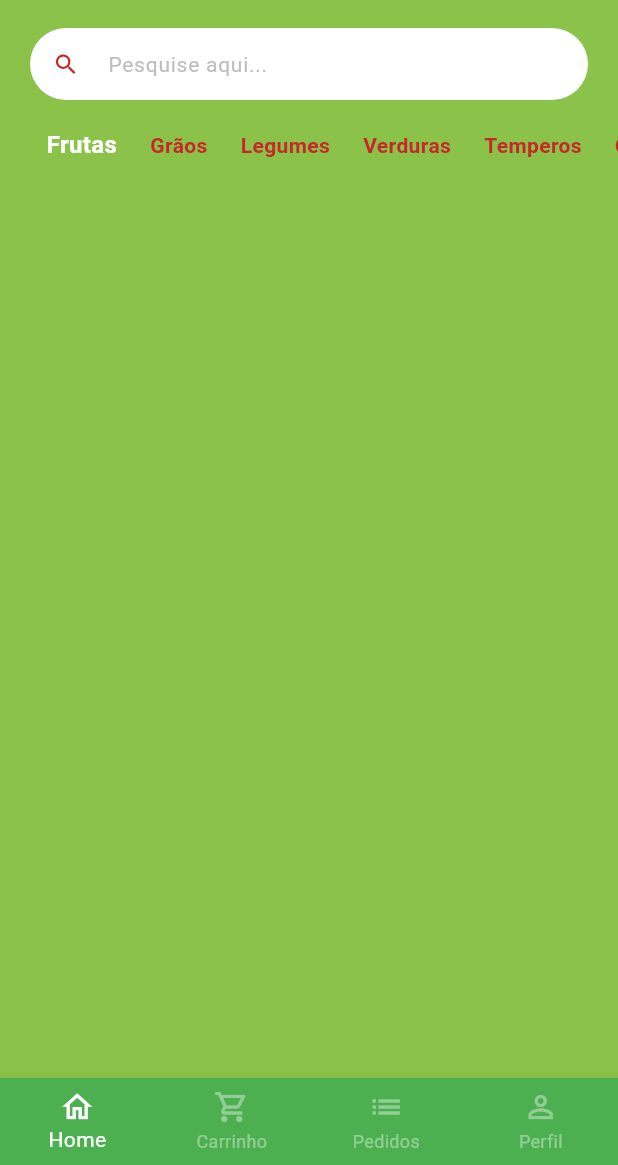
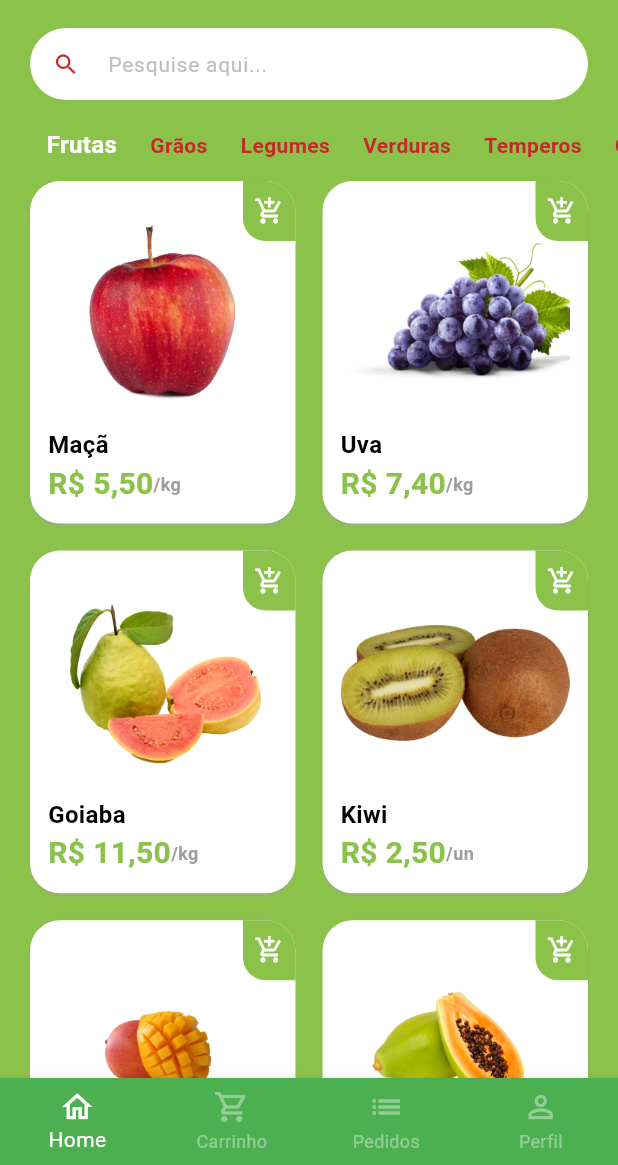
Before and after one commit to EnricoGollner/QuitandaGreenGrocer, a Flutter app: the screen it shows after launch, after a tap on "Entrar", on a phone screen of 412 x 824 dp, the part 71-1236 px from its top. Run offline on Flutter 3.47's test engine with Material 3 defaults, Android fonts, the light colour scheme and no system bars; our stand-ins replace animated_text_kit, mask_text_input_formatter.

Commit message:
Home com dados mockados

```diff
--- a/lib/main.dart
+++ b/lib/main.dart
@@ -1,13 +1,13 @@
 import 'package:flutter/material.dart';
-import 'package:quitanda_app/src/auth/screens/sign_in_screen.dart';
+import 'package:quitanda_app/src/pages/auth/screens/sign_in_screen.dart';
 import 'package:quitanda_app/src/core/theme/styles.dart';
 
 void main() {
-  runApp(const MyApp());
+  runApp(const QuitandaApp());
 }
 
-class MyApp extends StatelessWidget {
-  const MyApp({super.key});
+class QuitandaApp extends StatelessWidget {
+  const QuitandaApp({super.key});
 
   @override
   Widget build(BuildContext context) {
--- /dev/null
+++ b/lib/src/core/utils/app_data.dart
@@ -0,0 +1,73 @@
+import 'package:quitanda_app/src/models/item_model.dart';
+
+ItemModel apple = ItemModel(
+  description: 'A melhor maçã da região e que conta com o melhor preço de qualquer quitanda. Este item conta com vitaminas essenciais para o fortalecimento corporal, resultando em uma vida saudável.',
+  imgUrl: 'assets/fruits/apple.png',
+  itemName: 'Maçã',
+  price: 5.5,
+  unit: 'kg',
+);
+
+ItemModel grape = ItemModel(
+  imgUrl: 'assets/fruits/grape.png',
+  itemName: 'Uva',
+  price: 7.4,
+  unit: 'kg',
+  description:
+      'A melhor uva da região e que conta com o melhor preço de qualquer quitanda. Este item conta com vitaminas essenciais para o fortalecimento corporal, resultando em uma vida saudável.',
+);
+
+ItemModel guava = ItemModel(
+  imgUrl: 'assets/fruits/guava.png',
+  itemName: 'Goiaba',
+  price: 11.5,
+  unit: 'kg',
+  description:
+      'A melhor goiaba da região e que conta com o melhor preço de qualquer quitanda. Este item conta com vitaminas essenciais para o fortalecimento corporal, resultando em uma vida saudável.',
+);
+
+ItemModel kiwi = ItemModel(
+  imgUrl: 'assets/fruits/kiwi.png',
+  itemName: 'Kiwi',
+  price: 2.5,
+  unit: 'un',
+  description:
+      'O melhor kiwi da região e que conta com o melhor preço de qualquer quitanda. Este item conta com vitaminas essenciais para o fortalecimento corporal, resultando em uma vida saudável.',
+);
+
+ItemModel mango = ItemModel(
+  imgUrl: 'assets/fruits/mango.png',
+  itemName: 'Manga',
+  price: 2.5,
+  unit: 'un',
+  description:
+      'A melhor manga da região e que conta com o melhor preço de qualquer quitanda. Este item conta com vitaminas essenciais para o fortalecimento corporal, resultando em uma vida saudável.',
+);
+
+ItemModel papaya = ItemModel(
+  imgUrl: 'assets/fruits/papaya.png',
+  itemName: 'Mamão papaya',
+  price: 8,
+  unit: 'kg',
+  description:
+      'O melhor mamão da região e que conta com o melhor preço de qualquer quitanda. Este item conta com vitaminas essenciais para o fortalecimento corporal, resultando em uma vida saudável.',
+);
+
+// Lista de produtos
+List<ItemModel> items = [
+  apple,
+  grape,
+  guava,
+  kiwi,
+  mango,
+  papaya,
+];
+
+List<String> categories = [
+    'Frutas',
+    'Grãos',
+    'Legumes',
+    'Verduras',
+    'Temperos',
+    'Cereais',
+  ];
--- /dev/null
+++ b/lib/src/models/item_model.dart
@@ -0,0 +1,16 @@
+// ignore_for_file: public_member_api_docs, sort_constructors_first
+class ItemModel {
+  String itemName;
+  String imgUrl;
+  String unit;
+  double price;
+  String description;
+
+  ItemModel({
+    required this.itemName,
+    required this.imgUrl,
+    required this.unit,
+    required this.price,
+    required this.description,
+  });
+}
--- a/lib/src/auth/screens/sign_in_screen.dart
+++ b/lib/src/pages/auth/screens/sign_in_screen.dart
@@ -1,8 +1,8 @@
 import 'package:animated_text_kit/animated_text_kit.dart';
 import 'package:flutter/material.dart';
-import 'package:quitanda_app/src/auth/components/custom_text_field.dart';
-import 'package:quitanda_app/src/auth/screens/sign_up_screen.dart';
-import 'package:quitanda_app/src/base/base_screen.dart';
+import 'package:quitanda_app/src/pages/auth/components/custom_text_field.dart';
+import 'package:quitanda_app/src/pages/auth/screens/sign_up_screen.dart';
+import 'package:quitanda_app/src/pages/base/base_screen.dart';
 import 'package:quitanda_app/src/core/theme/colors.dart';
 
 class SignInScreen extends StatelessWidget {
--- a/lib/src/auth/screens/sign_up_screen.dart
+++ b/lib/src/pages/auth/screens/sign_up_screen.dart
@@ -1,7 +1,7 @@
 import 'package:flutter/material.dart';
 import 'package:flutter/services.dart';
 import 'package:mask_text_input_formatter/mask_text_input_formatter.dart';
-import 'package:quitanda_app/src/auth/components/custom_text_field.dart';
+import 'package:quitanda_app/src/pages/auth/components/custom_text_field.dart';
 import 'package:quitanda_app/src/core/theme/colors.dart';
 
 class SignUpScreen extends StatelessWidget {
--- a/lib/src/base/base_screen.dart
+++ b/lib/src/pages/base/base_screen.dart
@@ -1,5 +1,5 @@
 import 'package:flutter/material.dart';
-import 'package:quitanda_app/src/home/screens/home_tab.dart';
+import 'package:quitanda_app/src/pages/home/screens/home_tab.dart';
 
 class BaseScreen extends StatefulWidget {
   const BaseScreen({super.key});
@@ -25,7 +25,7 @@ class _BaseScreenState extends State<BaseScreen> {
       body: PageView(
         physics: const NeverScrollableScrollPhysics(),
         controller: _pageController,
-        children: [
+        children: const [
           HomeTab(),
         ],
       ),
--- /dev/null
+++ b/lib/src/pages/home/components/item_tile.dart
@@ -0,0 +1,89 @@
+import 'package:flutter/material.dart';
+import 'package:quitanda_app/src/core/theme/colors.dart';
+import 'package:quitanda_app/src/models/item_model.dart';
+import 'package:quitanda_app/src/services/utils_services.dart';
+
+class ItemTile extends StatelessWidget {
+  final ItemModel item;
+  ItemTile({super.key, required this.item});
+
+  UtilServices utilServices = UtilServices();
+
+  @override
+  Widget build(BuildContext context) {
+    return Stack(
+      children: [
+        Card(
+          color: Colors.white,
+          elevation: 1,
+          shadowColor: Colors.grey.shade300,
+          shape: RoundedRectangleBorder(
+            borderRadius: BorderRadius.circular(20),
+          ),
+          child: Padding(
+            padding: const EdgeInsets.all(12),
+            child: Column(
+              crossAxisAlignment: CrossAxisAlignment.stretch,
+              children: [
+                Expanded(
+                  child: Image.asset(item.imgUrl),
+                ),
+                Text(
+                  item.itemName,
+                  style: const TextStyle(
+                    fontSize: 16,
+                    fontWeight: FontWeight.bold,
+                  ),
+                ),
+                Row(
+                  children: [
+                    Text(
+                      utilServices.priceToCurrency(item.price),
+                      style: TextStyle(
+                        fontWeight: FontWeight.bold,
+                        fontSize: 20,
+                        color: CustomColors.customSwatchColor,
+                      ),
+                    ),
+                    Text(
+                      '/${item.unit}',
+                      style: TextStyle(
+                        color: Colors.grey.shade500,
+                        fontWeight: FontWeight.bold,
+                        fontSize: 12,
+                      ),
+                    )
+                  ],
+                ),
+              ],
+            ),
+          ),
+        ),
+
+        Positioned(
+          top: 4,
+          right: 4,
+          child: InkWell(
+            onTap: () {},
+            child: Container(
+              decoration: BoxDecoration(
+                color: CustomColors.customSwatchColor,
+                borderRadius: const BorderRadius.only(
+                  topRight: Radius.circular(20),
+                  bottomLeft: Radius.circular(15),
+                ),
+              ),
+              height: 40,
+              width: 35,
+              child: const Icon(
+                Icons.add_shopping_cart,
+                color: Colors.white,
+                size: 20,
+              ),
+            ),
+          ),
+        ),
+      ],
+    );
+  }
+}
--- a/lib/src/home/screens/home_tab.dart
+++ b/lib/src/pages/home/screens/home_tab.dart
@@ -1,26 +1,17 @@
-import 'package:flutter/cupertino.dart';
 import 'package:flutter/material.dart';
-import 'package:flutter/widgets.dart';
 import 'package:quitanda_app/src/core/theme/colors.dart';
-import 'package:quitanda_app/src/home/components/category_tile.dart';
+import 'package:quitanda_app/src/core/utils/app_data.dart' as app_data;
+import 'package:quitanda_app/src/pages/home/components/category_tile.dart';
+import 'package:quitanda_app/src/pages/home/components/item_tile.dart';
 
 class HomeTab extends StatefulWidget {
-  HomeTab({super.key});
+  const HomeTab({super.key});
 
   @override
   State<HomeTab> createState() => _HomeTabState();
 }
 
 class _HomeTabState extends State<HomeTab> {
-  List<String> categories = [
-    'Frutas',
-    'Grãos',
-    'Legumes',
-    'Verduras',
-    'Temperos',
-    'Cereais',
-  ];
-
   String selectedCategory = 'Frutas';
 
   @override
@@ -94,16 +85,33 @@ class _HomeTabState extends State<HomeTab> {
             child: ListView.separated(
               // Categories
               separatorBuilder: (_, __) => const SizedBox(width: 10),
-              itemCount: categories.length,
+              itemCount: app_data.categories.length,
               scrollDirection: Axis.horizontal,
               itemBuilder: (context, index) {
                 return CategoryTile(
-                  categoryName: categories[index],
-                  isSelected: categories[index] == selectedCategory,
+                  categoryName: app_data.categories[index],
+                  isSelected: app_data.categories[index] == selectedCategory,
                   onTap: () {
-                    setState(() => selectedCategory = categories[index]);
+                    setState(
+                        () => selectedCategory = app_data.categories[index]);
                   },
                 );
+              },
+            ),
+          ),
+          Expanded(
+            child: GridView.builder(
+              padding: const EdgeInsets.fromLTRB(16, 0, 16, 16),
+              physics: const BouncingScrollPhysics(),
+              gridDelegate: const SliverGridDelegateWithFixedCrossAxisCount(
+                crossAxisCount: 2,
+                mainAxisSpacing: 10,
+                crossAxisSpacing: 10,
+                childAspectRatio: 9 / 11.5,
+              ),
+              itemCount: app_data.items.length,
+              itemBuilder: (_, index) {
+                return ItemTile(item: app_data.items[index]);
               },
             ),
           )
--- /dev/null
+++ b/lib/src/services/utils_services.dart
@@ -0,0 +1,9 @@
+import 'package:intl/intl.dart';
+
+class UtilServices {
+  String priceToCurrency(double price) {
+    final NumberFormat numberFormat = NumberFormat.simpleCurrency(locale: 'pt_BR');
+
+    return numberFormat.format(price);
+  }
+}
```
Also changed, not shown: pubspec.yaml (+4 -42 lines), assets/fruits/apple.png (added), assets/fruits/grape.png (added), assets/fruits/guava.png (added), assets/fruits/kiwi.png (added), assets/fruits/mango.png (added), assets/fruits/papaya.png (added), lib/src/pages/auth/components/custom_text_field.dart (renamed from lib/src/auth/components/custom_text_field.dart), lib/src/pages/home/components/category_tile.dart (renamed from lib/src/home/components/category_tile.dart), pubspec.lock.
